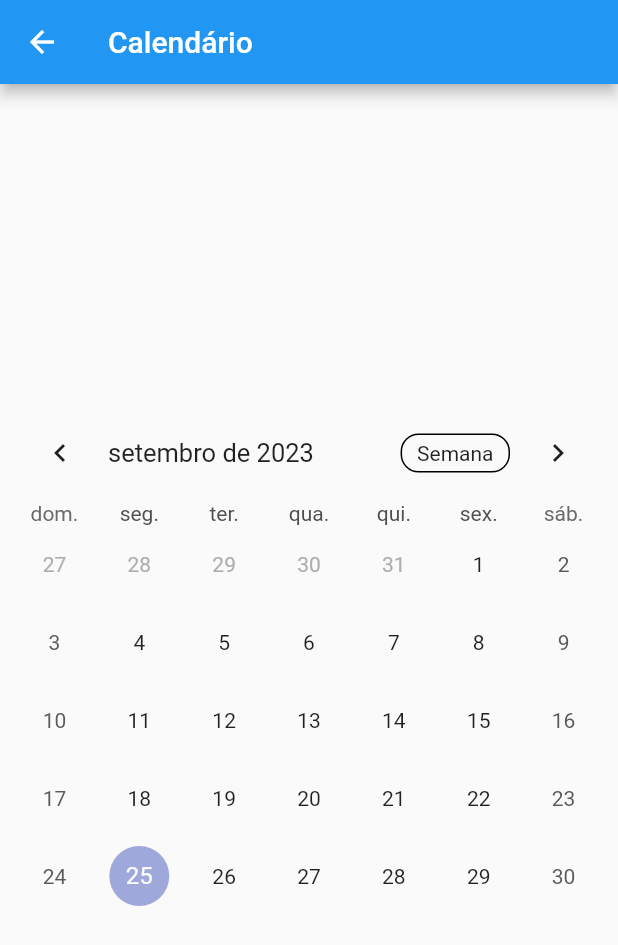
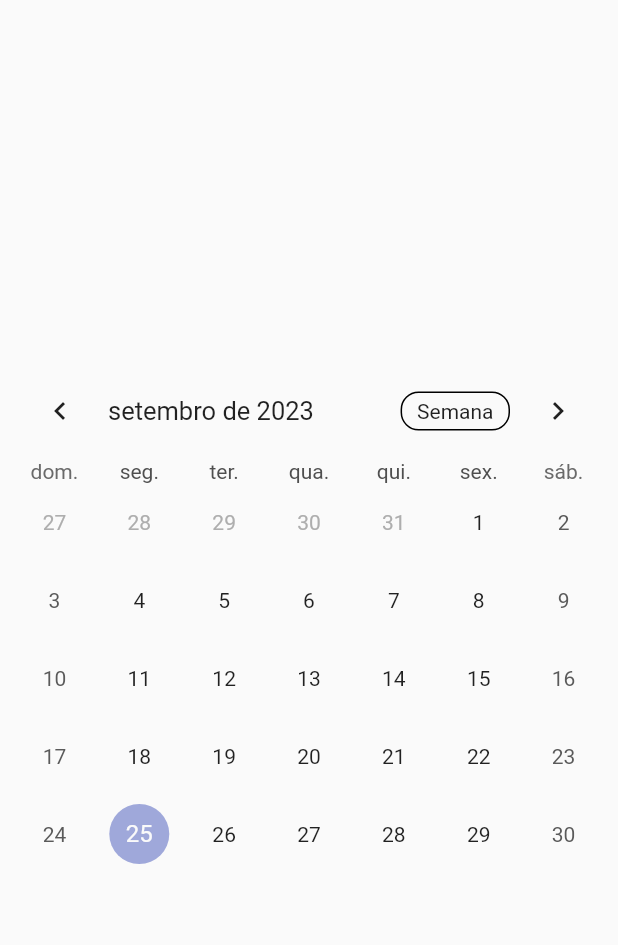
Before and after one commit to CaptLuckyTiger/MemoTask, a Flutter app: the CalendarScreen screen opened directly, on a phone screen of 412 x 824 dp. Shown: the top 945 px of the screen. Run offline on Flutter 3.47's test engine with Material 2 defaults, Android fonts, the phone set to English and light mode, and no system bars; drawn by our look-alikes of table_calendar.

Commit message:
Update calendar_screen.dart

```diff
--- a/lib/screens/calendar_screen.dart
+++ b/lib/screens/calendar_screen.dart
@@ -17,10 +17,6 @@ class _CalendarScreenState extends State<CalendarScreen> {
   @override
   Widget build(BuildContext context) {
     return Scaffold(
-      appBar: AppBar(
-        title: const Text('Calendário'),
-        backgroundColor: tdBlue,
-      ),
       body: Center(
         child: Padding(
           padding: const EdgeInsets.all(8.0),
```
